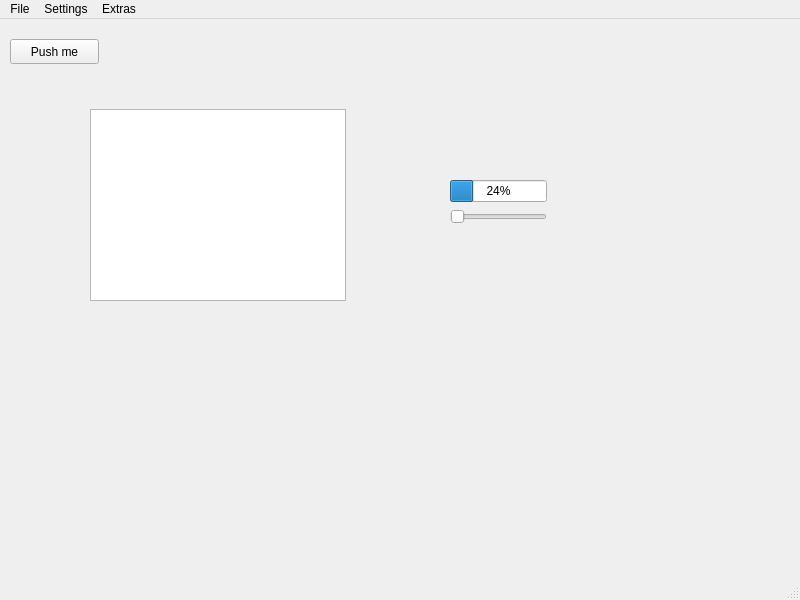
Entwicklungsburo-Stresing/EBST_CAM, file mainwindow.ui: the form before one commit.
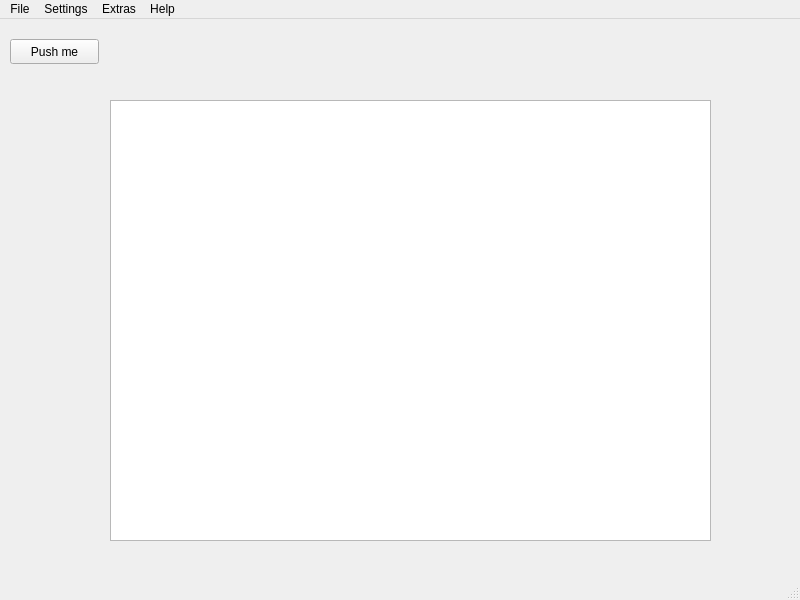
The form after the commit. Custom widgets are drawn as their Qt base class.

Commit message: Add chart to main window

Diff of the .ui file:
```diff
--- a/mainwindow.ui
+++ b/mainwindow.ui
@@ -27,41 +27,21 @@
      <string>Push me</string>
     </property>
    </widget>
-   <widget class="QTextBrowser" name="textBrowser">
+   <widget class="QChartView" name="chartView">
     <property name="geometry">
      <rect>
-      <x>90</x>
-      <y>90</y>
-      <width>256</width>
-      <height>192</height>
+      <x>110</x>
+      <y>81</y>
+      <width>601</width>
+      <height>441</height>
      </rect>
     </property>
-   </widget>
-   <widget class="QWidget" name="layoutWidget">
-    <property name="geometry">
-     <rect>
-      <x>450</x>
-      <y>160</y>
-      <width>97</width>
-      <height>48</height>
-     </rect>
+    <property name="sizePolicy">
+     <sizepolicy hsizetype="Expanding" vsizetype="Expanding">
+      <horstretch>0</horstretch>
+      <verstretch>0</verstretch>
+     </sizepolicy>
     </property>
-    <layout class="QVBoxLayout" name="verticalLayout">
-     <item>
-      <widget class="QProgressBar" name="progressBar">
-       <property name="value">
-        <number>24</number>
-       </property>
-      </widget>
-     </item>
-     <item>
-      <widget class="QSlider" name="horizontalSlider">
-       <property name="orientation">
-        <enum>Qt::Horizontal</enum>
-       </property>
-      </widget>
-     </item>
-    </layout>
    </widget>
   </widget>
   <widget class="QMenuBar" name="menubar">
@@ -88,12 +68,25 @@
      <string>Extras</string>
     </property>
    </widget>
+   <widget class="QMenu" name="menuHelp">
+    <property name="title">
+     <string>Help</string>
+    </property>
+   </widget>
    <addaction name="menuFile"/>
    <addaction name="menuSettings"/>
    <addaction name="menuExtras"/>
+   <addaction name="menuHelp"/>
   </widget>
   <widget class="QStatusBar" name="statusbar"/>
  </widget>
+ <customwidgets>
+  <customwidget>
+   <class>QChartView</class>
+   <extends>QGraphicsView</extends>
+   <header>QtCharts</header>
+  </customwidget>
+ </customwidgets>
  <resources/>
  <connections>
   <connection>
```
Left out of the diff: 19 changed lines with no effect on the pictures. The commit also changes 6 other files.
